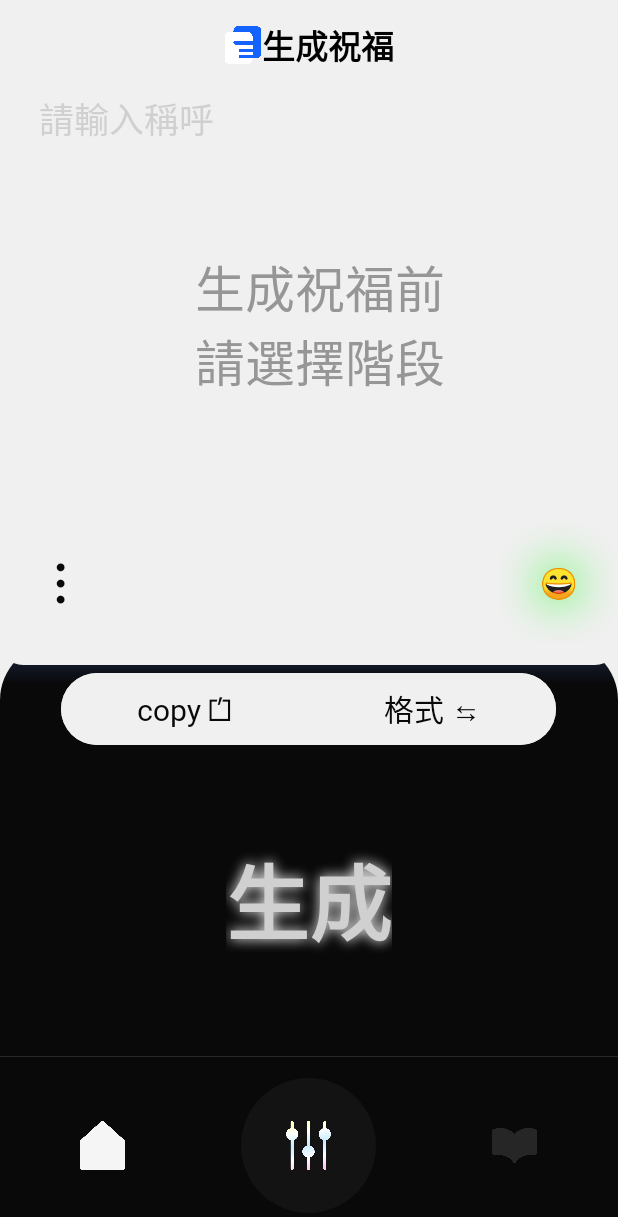
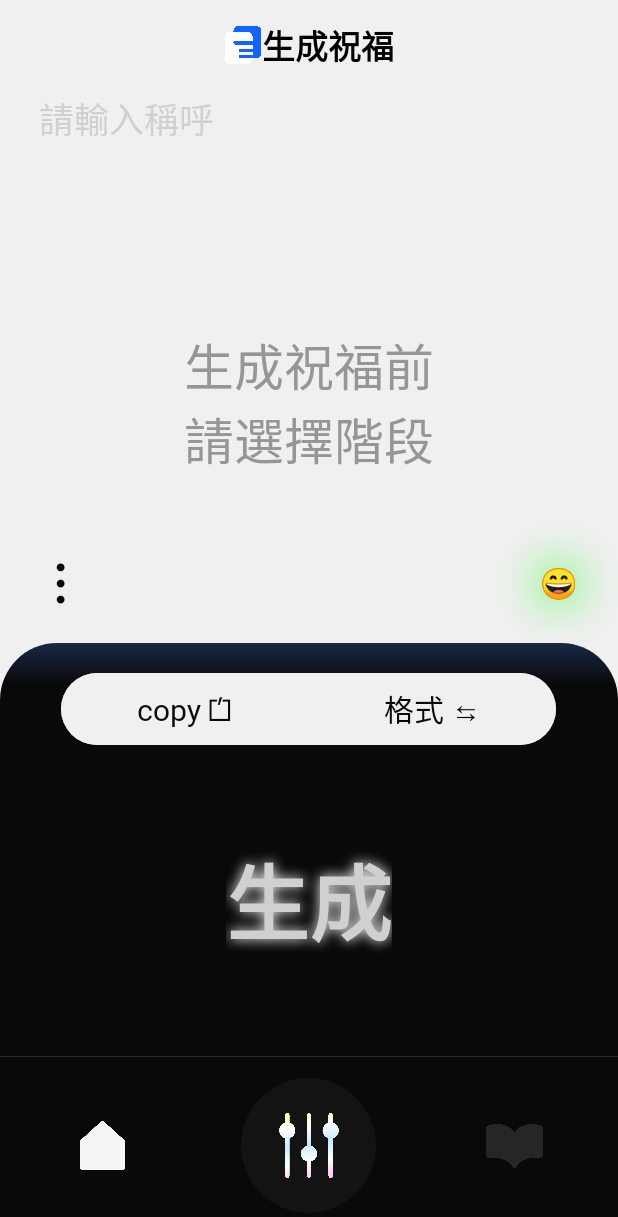
Before and after one commit to CYZeusX/bless_generation, an Android app: the screen it shows after launch (MainActivity), on a phone screen of 412 x 824 dp. Shown: the top 1217 px of the screen. Run offline under Robolectric (Android 15) with nearby library versions, the phone set to English and light mode, and no system bars; plain views replace FadingEdgeLayout; 2 statements that could not run were skipped.

Commit message:
fixed the overlayed bluring ui

```diff
--- a/app/src/main/res/layout-v21/tutorial_activity.xml
+++ b/app/src/main/res/layout-v21/tutorial_activity.xml
@@ -187,7 +187,7 @@
 
             <ImageView
                 android:id="@+id/tutorial_icon"
-                android:layout_width="30dp"
+                android:layout_width="38dp"
                 android:layout_height="wrap_content"
                 android:adjustViewBounds="true"
                 android:layout_centerInParent="true"
--- a/app/src/main/res/layout/activity_main.xml
+++ b/app/src/main/res/layout/activity_main.xml
@@ -55,7 +55,7 @@
 
             <ImageView
                 android:id="@+id/setting_icon"
-                android:layout_width="30dp"
+                android:layout_width="40dp"
                 android:layout_height="wrap_content"
                 android:layout_centerInParent="true"
                 android:adjustViewBounds="true"
@@ -77,10 +77,10 @@
 
             <ImageView
                 android:id="@+id/tutorial_icon"
-                android:layout_width="30dp"
+                android:layout_width="38dp"
                 android:layout_height="wrap_content"
+                android:adjustViewBounds="true"
                 android:layout_centerInParent="true"
-                android:adjustViewBounds="true"
                 android:src="@drawable/tutorial_icon_gray" />
         </RelativeLayout>
     </LinearLayout>
@@ -258,7 +258,7 @@
         android:layout_width="match_parent"
         android:layout_height="58dp"
         android:layout_alignParentTop="true"
-        android:background="@color/gray_240"
+        android:background="@color/nul"
         android:hint="@string/name_hint"
         android:inputType="text"
         android:paddingStart="26dp"
@@ -266,6 +266,7 @@
         android:textColor="@color/black"
         android:textColorHint="@color/gray_208"
         android:textSize="23sp"
+        android:elevation="-1dp"
         app:layout_constraintEnd_toEndOf="parent"
         app:layout_constraintStart_toStartOf="parent"
         app:layout_constraintTop_toBottomOf="@+id/relativeLayout2" />
@@ -273,10 +274,12 @@
     <com.bosphere.fadingedgelayout.FadingEdgeLayout
         android:id="@+id/fading_edge_layout"
         android:layout_width="match_parent"
-        android:layout_height="350dp"
+        android:layout_height="0dp"
         app:fel_edge="top|bottom"
         app:fel_size_bottom="20dp"
         app:fel_size_top="20dp"
+        android:layout_marginTop="20dp"
+        android:layout_marginBottom="20dp"
         app:layout_constraintBottom_toTopOf="@+id/generate_place"
         app:layout_constraintEnd_toEndOf="parent"
         app:layout_constraintStart_toStartOf="parent"
@@ -284,21 +287,22 @@
 
         <ScrollView
             android:id="@+id/showGreet_scroll"
-            android:layout_width="match_parent"
-            android:layout_height="350dp"
-            android:background="@drawable/rect_round15"
-            android:paddingLeft="15dp">
+            android:layout_width="wrap_content"
+            android:layout_height="wrap_content"
+            android:layout_gravity="center"
+            android:layout_centerInParent="true"
+            android:background="@drawable/rect_round15">
 
             <TextView
                 android:id="@+id/greets"
                 android:layout_width="wrap_content"
                 android:layout_height="wrap_content"
-                android:layout_gravity="center_horizontal"
-                android:layout_marginTop="30dp"
+                android:layout_gravity="fill"
                 android:text="@string/tutorial"
                 android:textColor="@color/gray_150"
                 android:textSize="33sp" />
         </ScrollView>
+
     </com.bosphere.fadingedgelayout.FadingEdgeLayout>
 
 </androidx.constraintlayout.widget.ConstraintLayout>
--- a/app/src/main/res/values/strings.xml
+++ b/app/src/main/res/values/strings.xml
@@ -10,5 +10,5 @@
     <string name="convert">格式 ⇆</string>
     <string name="copy">copy ⏍</string>
     <string name="emoji">😄</string>
-    <string name="tutorial">\n生成祝福前\n請選擇階段</string>
+    <string name="tutorial">生成祝福前\n請選擇階段</string>
 </resources>
```
Also changed, not shown: app/src/main/java/com/CYZco/nygreets/CustomSetting.java (+4 -4 lines), app/src/main/java/com/CYZco/nygreets/MainActivity.java (+14 -20 lines).
